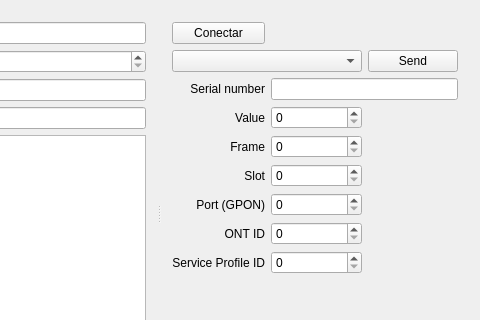
Qt form QFrontend.ui (silderan/HuaweiOLTAPI) before a commit; both pictures show x 192 to 672 and y 0 to 320 of the 672 by 425 pixel window.
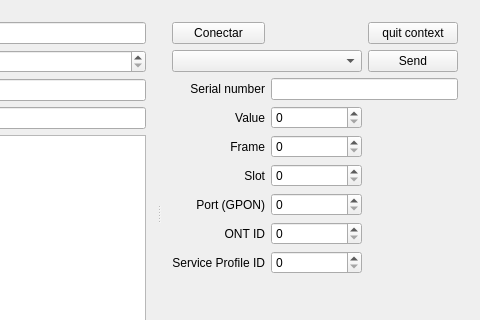
The same form after that commit.

Diff of the .ui file:
```diff
--- a/QFrontend.ui
+++ b/QFrontend.ui
@@ -216,6 +216,13 @@
         <item row="9" column="1">
          <widget class="QSpinBox" name="serviceProfileID"/>
         </item>
+        <item row="1" column="2">
+         <widget class="QPushButton" name="quit">
+          <property name="text">
+           <string>quit context</string>
+          </property>
+         </widget>
+        </item>
        </layout>
       </widget>
      </widget>
```
